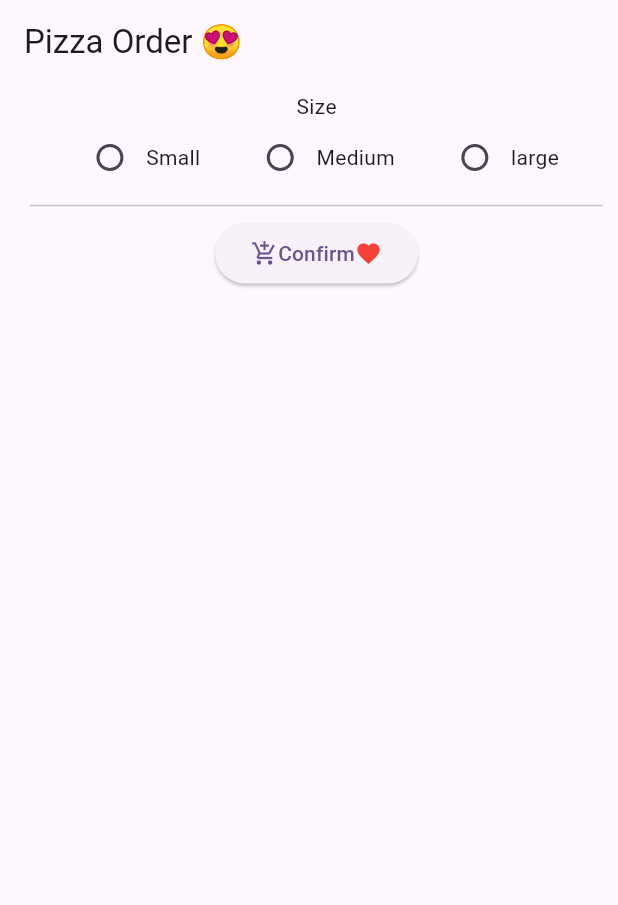
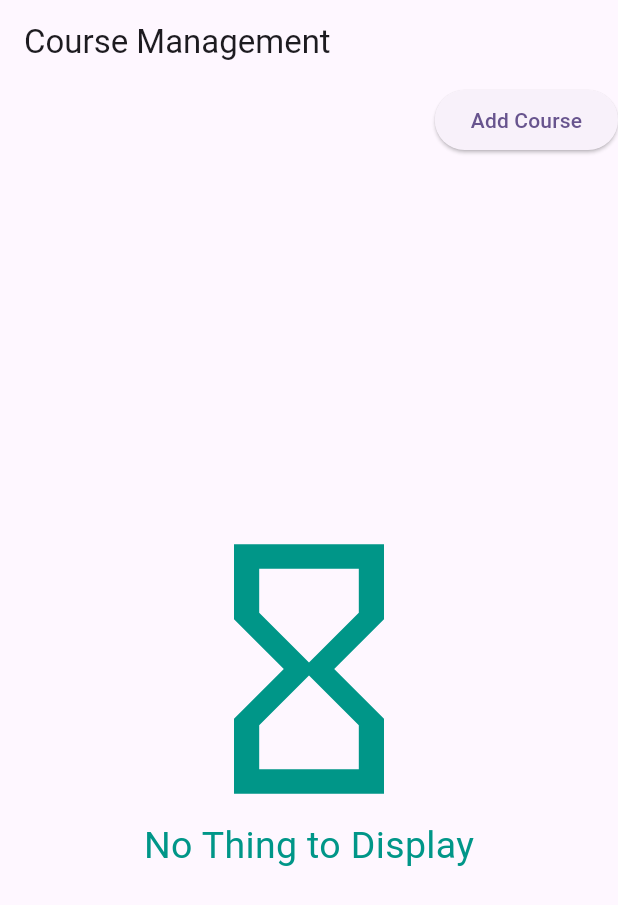
Before and after one commit to ALI-tech-tech/mobile-boot-camping, a Flutter app: the screen it shows after launch, on a phone screen of 412 x 824 dp. Shown: the top 905 px of the screen. Run offline on Flutter 3.47's test engine with Material 2 defaults, Android fonts, the phone set to English and light mode, and no system bars; our stand-ins replace carousel_slider, faker, flutter_svg, icons_plus, video_player; accounts and stored records are empty.

Commit message:
mvc course

```diff
--- a/lib/day33/card.dart
+++ b/lib/day33/card.dart
@@ -18,7 +18,7 @@ class _CarddState extends State<Cardd> {
      WillPopScope(
 
       onWillPop: () async{
-        Navigator.of(context).pop(true);
+        Navigator.pop(context, true);
         return false;
       },
       child:
--- /dev/null
+++ b/lib/day36/model/Course.dart
@@ -0,0 +1,7 @@
+class Course {
+  int? Id;
+  String? name;
+  int? hours;
+  Course.empty();
+  Course({required this.Id, required this.name,required this.hours});
+}
--- /dev/null
+++ b/lib/day36/view/CoursesView.dart
@@ -0,0 +1,92 @@
+import 'package:flutter/material.dart';
+import 'package:flutter_practis/day36/controller/CourseController.dart';
+import 'package:flutter_practis/day36/view/manageCourse.dart';
+import 'package:flutter_practis/day36/widgets/Empty.dart';
+
+class CourseView extends StatefulWidget {
+  const CourseView({super.key});
+
+  @override
+  State<CourseView> createState() => _CourseViewState();
+}
+
+class _CourseViewState extends State<CourseView> {
+  CourseController cc = CourseController();
+
+  @override
+  Widget build(BuildContext context) {
+    return Scaffold(
+      appBar: AppBar(
+        title: Text("Course Management"),
+      ),
+      body: Column(children: [
+        Row(
+          mainAxisAlignment: MainAxisAlignment.end,
+          children: [
+            ElevatedButton(
+                onPressed: () async {
+                  final res = await Navigator.push(
+                      context,
+                      MaterialPageRoute(
+                          builder: (context) => ManageCourse(
+                                type: true,
+                              ))) ;
+
+                  if (res!=null && res) {
+                    setState(() {});
+                  }
+                },
+                child: Text("Add Course"))
+          ],
+        ),
+        CourseController.li.isEmpty
+            ? Empty()
+            : Expanded(
+              child: SizedBox(
+                  // height: (60 * CourseController.li.length).toDouble(),
+                  child: ListView.separated(
+                    separatorBuilder: (context, index) => Divider(),
+                      itemCount: CourseController.li.length,
+                      itemBuilder: (ctx, index) {
+                        return ListTile(
+                          title: Text(
+                            "${CourseController.li[index].name}",
+                            style: TextStyle(fontSize: 20),
+                          ),
+                          subtitle: Text("${CourseController.li[index].hours}"),
+                          trailing: Container(
+                            child: Column(
+                              // mainAxisAlignment: MainAxisAlignment.spaceBetween,
+                              children: [
+                                Expanded(
+                                  child: IconButton(onPressed: () async{
+                                    final res=await Navigator.push(context, MaterialPageRoute(builder: (ctx){
+                                      return ManageCourse(type: false, course:CourseController.li[index] ,);
+                                    }));
+                                    if (res!=null && res ) {
+                                      setState(() {
+
+                                      });
+                                    }
+                                  }, icon: Icon(Icons.edit,color: Colors.green,)),
+                                ),
+                                Expanded(
+                                  child: IconButton(onPressed: (){
+                                    cc.removeCourse(id: CourseController.li[index].Id!);
+                                    setState(() {
+
+                                    });
+                                  }, icon: Icon(Icons.delete,color: Colors.red,)),
+                                ),
+
+                              ],
+                            ),
+                          ),
+                        );
+                      }),
+                ),
+            )
+      ]),
+    );
+  }
+}
--- /dev/null
+++ b/lib/day36/widgets/Empty.dart
@@ -0,0 +1,21 @@
+import 'package:flutter/material.dart';
+
+class Empty extends StatelessWidget {
+
+
+  @override
+  Widget build(BuildContext context) {
+    return Expanded(
+      child: Container(
+        child: Column(
+
+          mainAxisAlignment: MainAxisAlignment.center,
+          children: [
+            Icon(Icons.hourglass_empty,size: 200, color: Colors.teal,),
+            Text("No Thing to Display",style: TextStyle(fontSize: 25,color: Colors.teal),)
+          ],
+        ),
+      ),
+    );
+  }
+}
--- a/lib/main.dart
+++ b/lib/main.dart
@@ -4,6 +4,8 @@ import 'package:flutter_practis/day30/q1/form.dart';
 import 'package:flutter_practis/day31/homework/movieapp/pages/paage8.dart';
 import 'package:flutter_practis/day31/homework/movieapp/pages/page14.dart';
 import 'package:flutter_practis/day35/pizzaorder/Pizzaview.dart';
+import 'package:flutter_practis/day36/view/CoursesView.dart';
+
 
 import 'day28/Todo/view/ViewTask.dart';
 import 'day28/q1/exchange.dart';
@@ -35,7 +37,7 @@ class MyApp extends StatelessWidget {
         colorScheme: ColorScheme.fromSeed(seedColor: Colors.deepPurple),
         useMaterial3: true,
       ),
-      home: PizzaView(),
+      home: CourseView(),
     );
   }
 }
--- a/pubspec.yaml
+++ b/pubspec.yaml
@@ -40,6 +40,7 @@ dependencies:
   carousel_slider: ^4.2.1
   video_player: ^2.7.2
   icons_plus: ^4.0.0
+  google_fonts: 4.0.1
 
 
 dev_dependencies:
```
Also changed, not shown: lib/day33/ProductView.dart (+29 -14 lines), lib/day36/controller/CourseController.dart (added, +49 -0 lines), lib/day36/view/manageCourse.dart (added, +96 -0 lines), lib/day36/widgets/TextFildForm.dart (added, +34 -0 lines), pubspec.lock, 6 other files.
